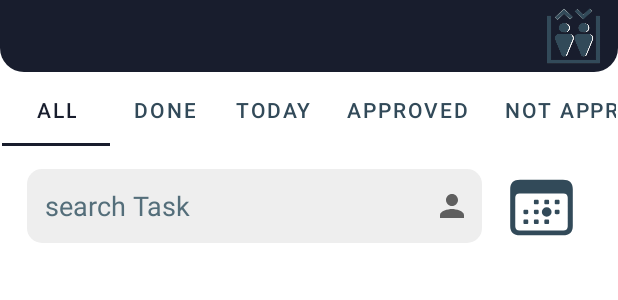
After one commit to DanaAbueid/MEC_kotlin, an Android app: the layout fragment_employee_tasks_list.xml on its own in the app's theme, with its tools: preview values and no code run, on a phone screen of 412 x 824 dp. The commit adds this screen. Shown: the top 300 px of the screen. Run offline under Robolectric (Android 15) with nearby library versions, the phone set to English and light mode, and no system bars.

Commit message:
Maintain screen done

```diff
--- a/app/src/main/res/drawable/fluent__task_list_24_filled.xml
+++ b/app/src/main/res/drawable/fluent__task_list_24_filled.xml
@@ -1,6 +1,6 @@
 <vector xmlns:android="http://schemas.android.com/apk/res/android"
-    android:width="1dp"
-    android:height="1dp"
+    android:width="24dp"
+    android:height="24dp"
     android:viewportWidth="24"
     android:viewportHeight="24">
   <path
--- /dev/null
+++ b/app/src/main/res/drawable/loading_background.xml
@@ -0,0 +1,7 @@
+<?xml version="1.0" encoding="utf-8"?>
+
+<shape xmlns:android="http://schemas.android.com/apk/res/android"
+    android:shape="rectangle">
+    <corners android:radius="30dp" />
+    <solid android:color="@color/Gray" />
+</shape>
--- a/app/src/main/res/drawable/streamline__task_list.xml
+++ b/app/src/main/res/drawable/streamline__task_list.xml
@@ -1,6 +1,6 @@
 <vector xmlns:android="http://schemas.android.com/apk/res/android"
-    android:width="1dp"
-    android:height="1dp"
+    android:width="24dp"
+    android:height="24dp"
     android:viewportWidth="14"
     android:viewportHeight="14">
   <path
--- /dev/null
+++ b/app/src/main/res/layout/fragment_employee_tasks_list.xml
@@ -0,0 +1,144 @@
+<?xml version="1.0" encoding="utf-8"?>
+<androidx.constraintlayout.widget.ConstraintLayout xmlns:android="http://schemas.android.com/apk/res/android"
+    xmlns:app="http://schemas.android.com/apk/res-auto"
+    xmlns:tools="http://schemas.android.com/tools"
+    android:layout_width="match_parent"
+    android:layout_height="match_parent"
+    tools:ignore="VisualLintBounds">
+
+    <include
+        android:id="@+id/toolbar"
+        layout="@layout/view_toolbar"
+        android:layout_width="wrap_content"
+        android:layout_height="wrap_content"
+        app:layout_constraintStart_toStartOf="parent"
+        app:layout_constraintTop_toTopOf="parent" />
+
+    <com.google.android.material.tabs.TabLayout
+        android:id="@+id/tabLayout2"
+        android:layout_width="match_parent"
+        android:layout_height="wrap_content"
+        android:layout_marginStart="1dp"
+        android:layout_marginTop="49dp"
+        android:layout_marginEnd="1dp"
+        app:layout_constraintEnd_toEndOf="parent"
+        app:layout_constraintStart_toStartOf="parent"
+        app:layout_constraintTop_toTopOf="parent"
+        app:tabIndicatorColor="@color/darkNavy"
+        app:tabMode="scrollable"
+        app:tabSelectedTextColor="@color/darkNavy"
+        app:tabTextColor="@color/blueNavy">
+
+        <com.google.android.material.tabs.TabItem
+            android:layout_width="wrap_content"
+            android:layout_height="wrap_content"
+            android:text="@string/all" />
+
+        <com.google.android.material.tabs.TabItem
+            android:layout_width="wrap_content"
+            android:layout_height="wrap_content"
+            android:text="@string/done" />
+
+        <com.google.android.material.tabs.TabItem
+            android:id="@+id/tabItem"
+            android:layout_width="wrap_content"
+            android:layout_height="wrap_content"
+            android:text="@string/today" />
+
+        <com.google.android.material.tabs.TabItem
+            android:layout_width="wrap_content"
+            android:layout_height="wrap_content"
+            android:text="@string/approved" />
+
+        <com.google.android.material.tabs.TabItem
+            android:id="@+id/tabItem3"
+            android:layout_width="wrap_content"
+            android:layout_height="wrap_content"
+            android:text="@string/not_approved" />
+    </com.google.android.material.tabs.TabLayout>
+
+
+    <androidx.recyclerview.widget.RecyclerView
+        android:id="@+id/rv_maintenance_list"
+        android:layout_width="408dp"
+        android:layout_height="542dp"
+        android:layout_marginTop="30dp"
+        android:paddingHorizontal="10dp"
+        app:layout_constraintEnd_toEndOf="parent"
+        app:layout_constraintStart_toStartOf="parent"
+        app:layout_constraintTop_toBottomOf="@+id/date_button" />
+
+    <Button
+        android:id="@+id/date_button"
+        style="@style/genericButton"
+        android:layout_width="50dp"
+        android:layout_height="48dp"
+        android:layout_marginTop="114dp"
+        android:layout_marginEnd="26dp"
+        android:layout_marginBottom="30dp"
+        android:background="@drawable/f7__calendar_today"
+        android:clickable="true"
+        android:contentDescription="@string/search"
+        app:layout_constraintBottom_toTopOf="@+id/rv_maintenance_list"
+        app:layout_constraintEnd_toEndOf="parent"
+        app:layout_constraintTop_toTopOf="parent" />
+
+    <LinearLayout
+        android:id="@+id/searchLayout"
+        android:layout_width="303dp"
+        android:layout_height="49dp"
+        android:layout_marginStart="18dp"
+        android:layout_marginEnd="15dp"
+        android:layout_marginBottom="30dp"
+        android:alpha="1"
+        android:background="@drawable/search_background"
+        android:gravity="center_vertical"
+        android:orientation="horizontal"
+        android:padding="8dp"
+        app:layout_constraintBottom_toTopOf="@+id/rv_maintenance_list"
+        app:layout_constraintEnd_toStartOf="@+id/date_button"
+        app:layout_constraintStart_toStartOf="parent">
+
+        <EditText
+            android:id="@+id/searchEditText"
+            android:layout_width="0dp"
+            android:layout_height="match_parent"
+            android:layout_weight="1"
+            android:background="@null"
+            android:hint="search Task"
+            android:importantForAutofill="no"
+            android:inputType="text"
+            android:minHeight="48dp"
+            android:padding="4dp"
+            android:singleLine="true"
+            android:textAlignment="viewStart"
+            android:textColor="@color/darkNavy"
+            android:textColorHint="#546E7A"
+            android:textSize="18sp"
+            tools:ignore="DuplicateSpeakableTextCheck,VisualLintTextFieldSize,TouchTargetSizeCheck" />
+
+        <ImageButton
+            android:id="@+id/searchButton"
+            android:layout_width="wrap_content"
+            android:layout_height="match_parent"
+            android:background="@null"
+            android:contentDescription="@string/search"
+            android:src="@drawable/ic_baseline_person_24"
+            tools:ignore="TouchTargetSizeCheck,DuplicateSpeakableTextCheck" />
+    </LinearLayout>
+
+    <ProgressBar
+        android:id="@+id/progressBar"
+        android:layout_width="wrap_content"
+        android:layout_height="wrap_content"
+        android:animationResolution="@integer/material_motion_duration_medium_2"
+        android:background="@drawable/loading_background"
+        android:backgroundTint="@color/Gray"
+        android:indeterminateTint="@color/blueNavy"
+        android:visibility="gone"
+        app:layout_constraintBottom_toBottomOf="parent"
+        app:layout_constraintEnd_toEndOf="parent"
+        app:layout_constraintStart_toStartOf="parent"
+        app:layout_constraintTop_toTopOf="parent" />
+
+</androidx.constraintlayout.widget.ConstraintLayout>
--- a/app/src/main/res/values/colors.xml
+++ b/app/src/main/res/values/colors.xml
@@ -12,6 +12,8 @@
     <color name="LightBlueNavy">#AB526D7E</color>
     <color name="semiGray">#AAAAAA</color>
     <color name="Gray">#EEEEEE</color>
+    <color name="ClearGray">#2DEEEEEE</color>
+
 
 
 
--- a/app/src/main/res/values/strings.xml
+++ b/app/src/main/res/values/strings.xml
@@ -84,5 +84,6 @@
   <string name="not_approved">Not Approved</string>
   <string name="search_customer">Search Customer</string>
   <string name="approved">Approved</string>
+  <string name="done">Done</string>
 
 </resources>
```
Also changed, not shown: app/src/main/res/layout/fragment_add_task_for_manager.xml (added, +328 -0 lines).
